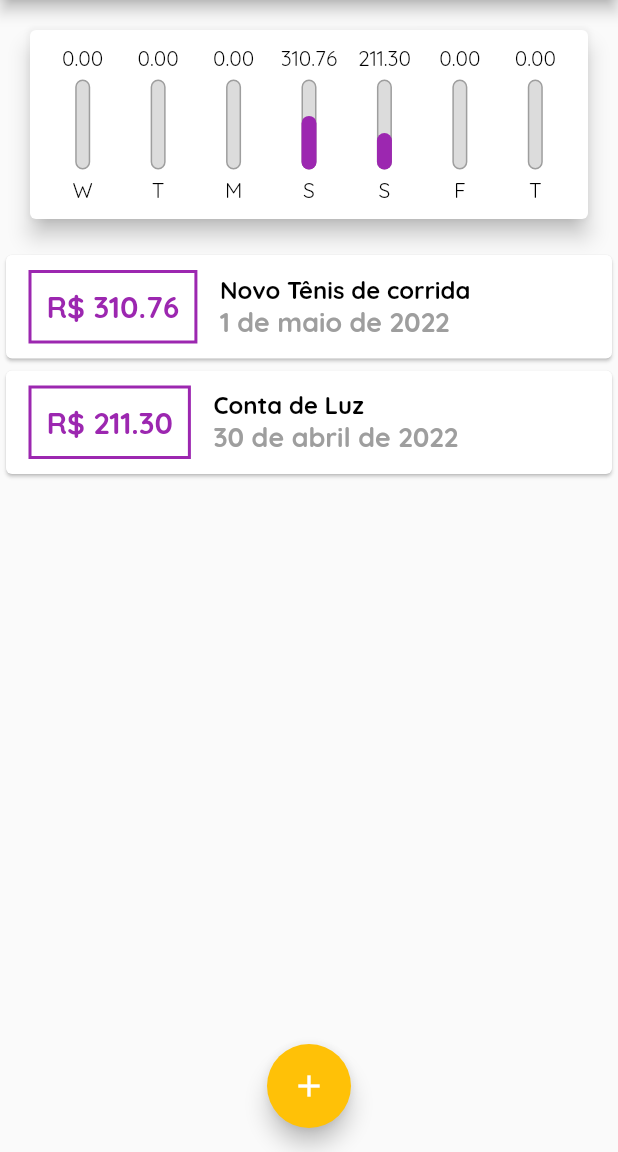
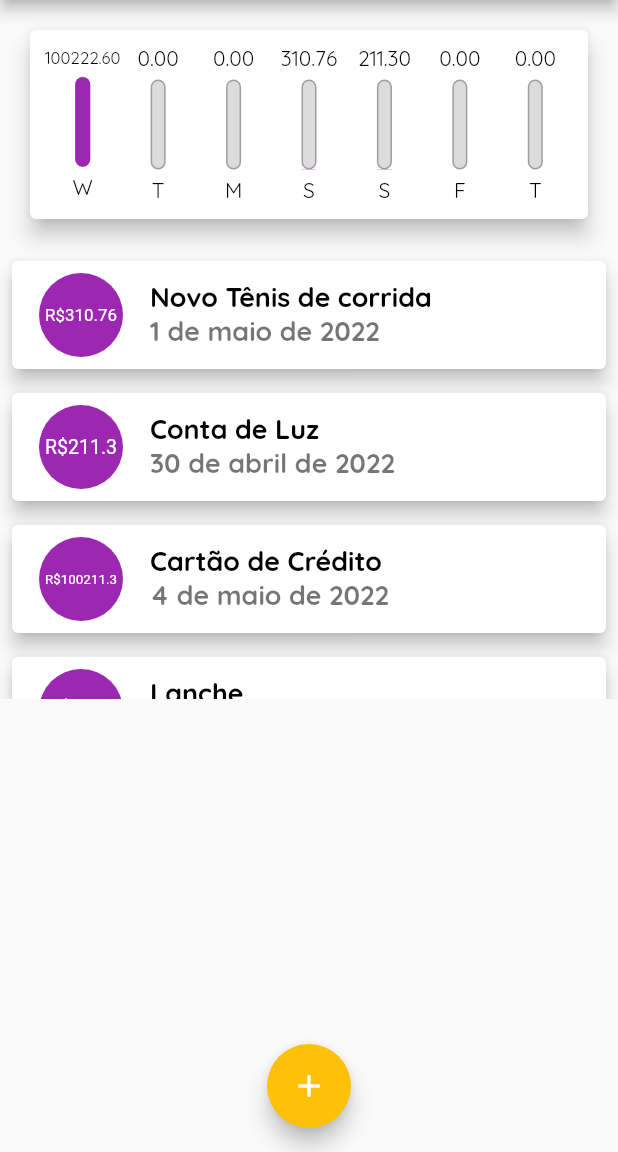
Before and after one commit to masilvasql/Flutter_course, a Flutter app: the screen it shows after launch, on a phone screen of 412 x 824 dp, the part 84-1236 px from its top. Run offline on Flutter 3.47's test engine with Material 2 defaults, Android fonts, the phone set to English and light mode, and no system bars.

Commit message:
desenvolvido listTile

```diff
--- a/expenses/lib/components/transaction_list.dart
+++ b/expenses/lib/components/transaction_list.dart
@@ -36,45 +36,28 @@ class TransactionList extends StatelessWidget {
               itemBuilder: (ctx, index) {
                 final tr = transactions[index];
                 return Card(
-                  child: Row(
-                    children: [
-                      Container(
-                        margin: const EdgeInsets.symmetric(
-                          horizontal: 15,
-                          vertical: 10,
-                        ),
-                        decoration: BoxDecoration(
-                            border: Border.all(
-                          color: Theme.of(context).colorScheme.primary,
-                          width: 2,
-                        )),
-                        padding: const EdgeInsets.all(10),
-                        child: Text(
-                          'R\$ ${tr.value.toStringAsFixed(2)}',
-                          style: TextStyle(
-                            fontWeight: FontWeight.bold,
-                            fontSize: 20,
-                            color: Theme.of(context).colorScheme.primary,
+                  elevation: 5,
+                  margin:
+                      const EdgeInsets.symmetric(vertical: 8, horizontal: 8),
+                  child: ListTile(
+                    leading: CircleAvatar(
+                      backgroundColor: Theme.of(context).colorScheme.primary,
+                      radius: 30,
+                      child: Padding(
+                        padding: const EdgeInsets.all(6),
+                        child: FittedBox(
+                          child: Text(
+                            'R\$${tr.value}',
+                            style: const TextStyle(color: Colors.white),
                           ),
                         ),
                       ),
-                      Column(
-                        crossAxisAlignment: CrossAxisAlignment.start,
-                        children: [
-                          Text(tr.title,
-                              style: const TextStyle(
-                                fontWeight: FontWeight.bold,
-                                fontSize: 16,
-                              )),
-                          Text(
-                              DateFormat(DateFormat.YEAR_MONTH_DAY, 'pt_Br')
-                                  .format(tr.date),
-                              style: const TextStyle(
-                                color: Colors.grey,
-                              )),
-                        ],
-                      ),
-                    ],
+                    ),
+                    title: Text(tr.title,
+                        style: Theme.of(context).textTheme.bodyText2),
+                    subtitle: Text(
+                        DateFormat(DateFormat.YEAR_MONTH_DAY, 'pt_Br')
+                            .format(tr.date)),
                   ),
                 );
               },
--- a/expenses/lib/main.dart
+++ b/expenses/lib/main.dart
@@ -78,6 +78,18 @@ class _MyHomePageState extends State<MyHomePage> {
       title: 'Conta de Luz',
       value: 211.30,
       date: DateTime.now().subtract(Duration(days: 4)),
+    ),
+    Transaction(
+      id: 't3',
+      title: 'Cartão de Crédito',
+      value: 100211.30,
+      date: DateTime.now(),
+    ),
+    Transaction(
+      id: 't4',
+      title: 'Lanche',
+      value: 11.30,
+      date: DateTime.now(),
     )
   ];
 
```
